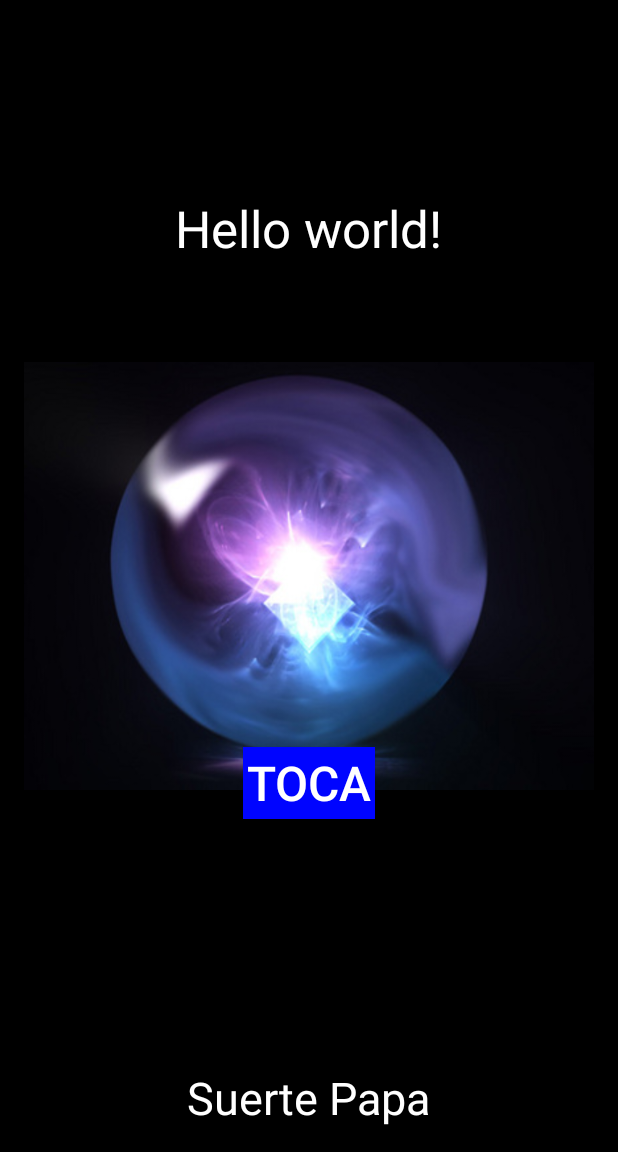
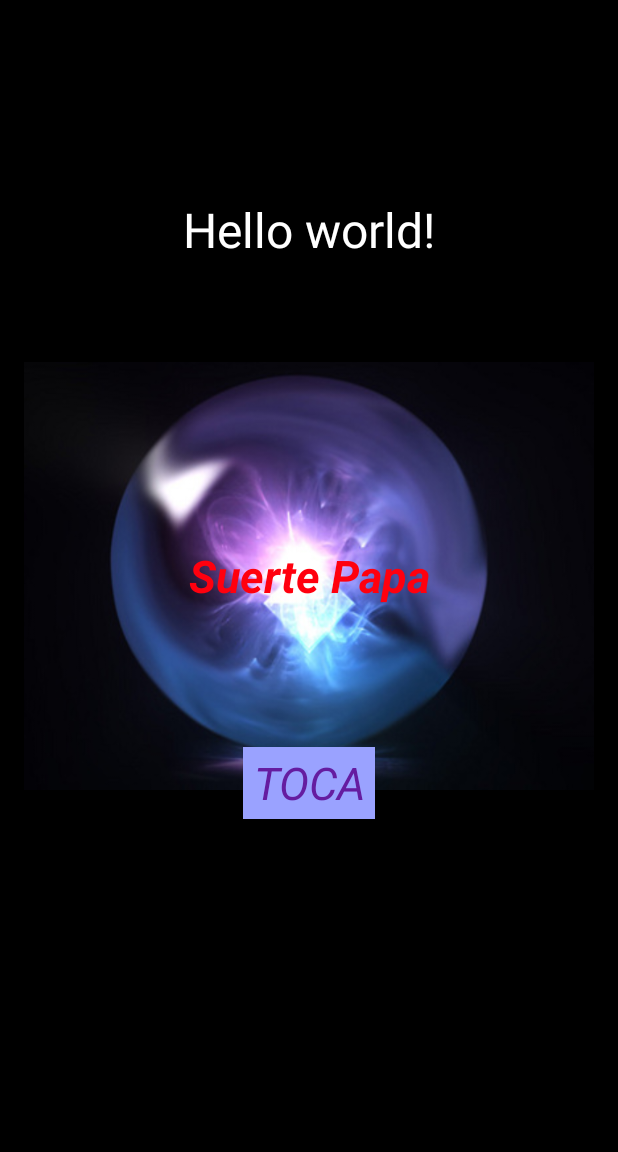
Before and after one commit to magnum89/FirstOja, an Android app: the screen it shows after launch (MainActivity), after a tap on "TOCA", on a phone screen of 412 x 824 dp, the part 84-1236 px from its top. Run offline under Robolectric (Android 15) with nearby library versions, the phone set to English and light mode, and no system bars.

Commit message:
Alineamiento
alineación del texto y centrado

```diff
--- a/app/src/main/java/ingtech/com/myapplication/MainActivity.java
+++ b/app/src/main/java/ingtech/com/myapplication/MainActivity.java
@@ -35,7 +35,7 @@ public class MainActivity extends ActionBarActivity {
             }
         }));
 
-        ParseObject object;
+        //ParseObject object;
     }
 
 
--- a/app/src/main/res/layout/activity_main.xml
+++ b/app/src/main/res/layout/activity_main.xml
@@ -6,34 +6,18 @@
     android:paddingBottom="@dimen/activity_vertical_margin" tools:context=".MainActivity"
     android:background="#ff000000">
 
-    <TextView android:text="@string/hello_world" android:layout_width="wrap_content"
-        android:layout_height="wrap_content"
-        android:textColor="#ffffffff"
-        android:id="@+id/textView"
-        android:layout_marginBottom="47dp"
-        android:layout_above="@+id/imageView"
-        android:layout_centerHorizontal="true"
-        android:textSize="34sp" />
-
     <Button
         android:layout_width="wrap_content"
         android:layout_height="wrap_content"
         android:text="Toca"
         android:id="@+id/button01"
-        android:textColor="#ffffffff"
-        android:background="#ff0004ff"
+        android:textColor="#ff651ca0"
+        android:background="#ff9aa2ff"
         android:layout_alignBottom="@+id/imageView"
         android:layout_centerHorizontal="true"
-        android:textSize="32sp" />
-
-    <TextView
-        android:layout_width="wrap_content"
-        android:layout_height="wrap_content"
-        android:id="@+id/textView01"
-        android:textColor="#ffffffff"
         android:textSize="30sp"
-        android:layout_alignParentBottom="true"
-        android:layout_centerHorizontal="true" />
+        android:textStyle="italic"
+        android:typeface="sans" />
 
     <ImageView
         android:layout_width="wrap_content"
@@ -43,4 +27,53 @@
         android:layout_centerVertical="true"
         android:layout_centerHorizontal="true" />
 
+    <LinearLayout
+        android:layout_width="fill_parent"
+        android:layout_height="wrap_content"
+        android:layout_gravity="center"
+        android:layout_alignParentLeft="true"
+        android:layout_alignParentStart="true"
+        android:weightSum="1"
+        android:gravity="center"
+        android:orientation="horizontal"
+        android:layout_centerVertical="true">
+
+        <ViewStub
+            android:layout_width="0dp"
+            android:layout_height="0dp"
+            android:id="@+id/viewStub"
+            android:layout_weight="0.2" />
+
+        <TextView
+            android:layout_width="0dp"
+            android:layout_height="wrap_content"
+            android:id="@+id/textView01"
+            android:textColor="#ffff000e"
+            android:textSize="30sp"
+            android:layout_alignParentBottom="true"
+            android:layout_centerHorizontal="true"
+            android:textStyle="bold|italic"
+            android:singleLine="false"
+            android:shadowColor="#ffffffff"
+            android:layout_weight="0.6"
+            android:textIsSelectable="false"
+            android:gravity="center" />
+
+        <ViewStub
+            android:layout_width="0dp"
+            android:layout_height="0dp"
+            android:id="@+id/viewStub2"
+            android:layout_weight="0.2" />
+    </LinearLayout>
+
+    <TextView android:text="@string/hello_world" android:layout_width="wrap_content"
+        android:layout_height="wrap_content"
+        android:textColor="#ffffffff"
+        android:id="@+id/textView"
+        android:layout_marginBottom="47dp"
+        android:layout_above="@+id/imageView"
+        android:layout_centerHorizontal="true"
+        android:textSize="32sp"
+        android:textIsSelectable="true" />
+
 </RelativeLayout>
```
